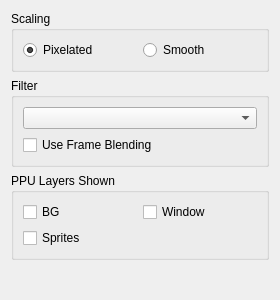
The window that Src/Qt/GB/SubWindows/VideoWindow.ui (UltimaOmega474/BigComBoy) describes before a commit, drawn with Qt 5.
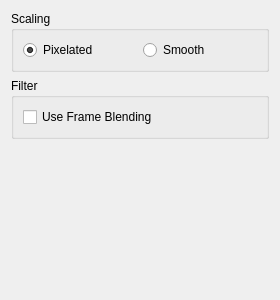
The same window after the commit.

Commit message:
Remove unused UI elements from the Video Settings menu.
Renamed "Settings (GameBoy)" to "Settings".

What changed in the file:
```diff
--- a/Src/Qt/GB/SubWindows/VideoWindow.ui
+++ b/Src/Qt/GB/SubWindows/VideoWindow.ui
@@ -58,9 +58,6 @@
       <string>Filter</string>
      </property>
      <layout class="QVBoxLayout" name="verticalLayout_2">
-      <item>
-       <widget class="QComboBox" name="filter_select"/>
-      </item>
       <item>
        <widget class="QCheckBox" name="blending_box">
         <property name="text">
@@ -71,36 +68,6 @@
      </layout>
     </widget>
    </item>
-   <item>
-    <widget class="QGroupBox" name="groupBox_3">
-     <property name="title">
-      <string>PPU Layers Shown</string>
-     </property>
-     <layout class="QGridLayout" name="gridLayout">
-      <item row="0" column="0">
-       <widget class="QCheckBox" name="background_box">
-        <property name="text">
-         <string>BG</string>
-        </property>
-       </widget>
-      </item>
-      <item row="0" column="1">
-       <widget class="QCheckBox" name="window_box">
-        <property name="text">
-         <string>Window</string>
-        </property>
-       </widget>
-      </item>
-      <item row="1" column="0">
-       <widget class="QCheckBox" name="sprites_box">
-        <property name="text">
-         <string>Sprites</string>
-        </property>
-       </widget>
-      </item>
-     </layout>
-    </widget>
-   </item>
    <item>
     <spacer name="verticalSpacer">
      <property name="orientation">
```
Left out of the diff: 4 changed lines with no effect on the pictures. The commit also changes 1 other file.
